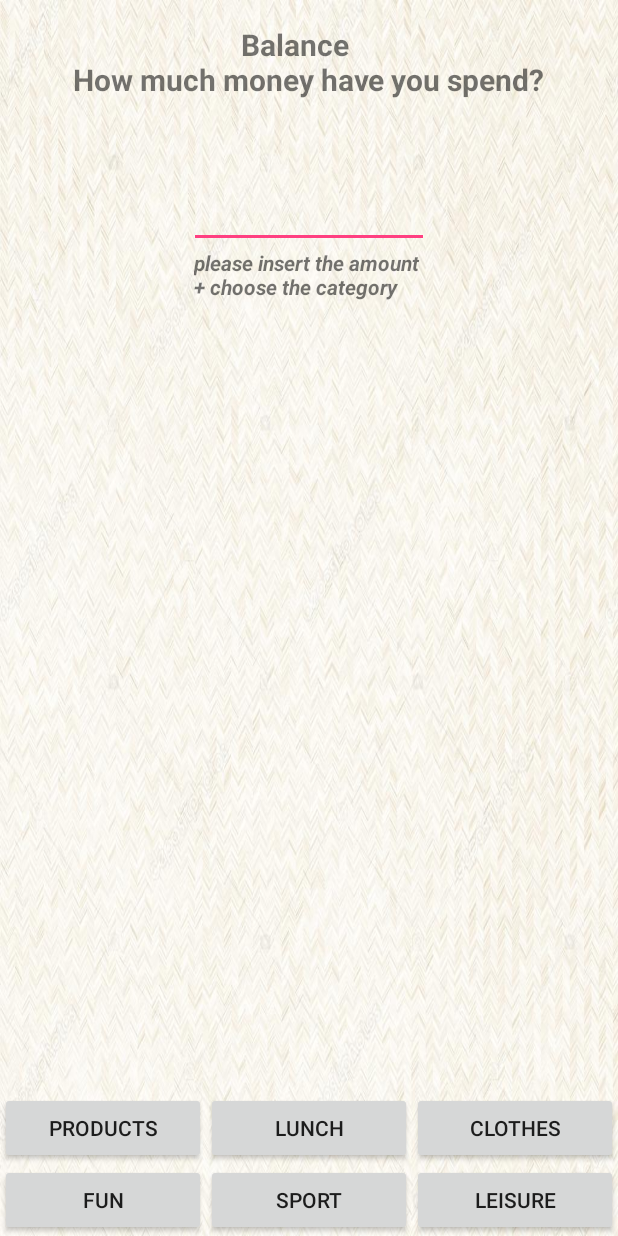
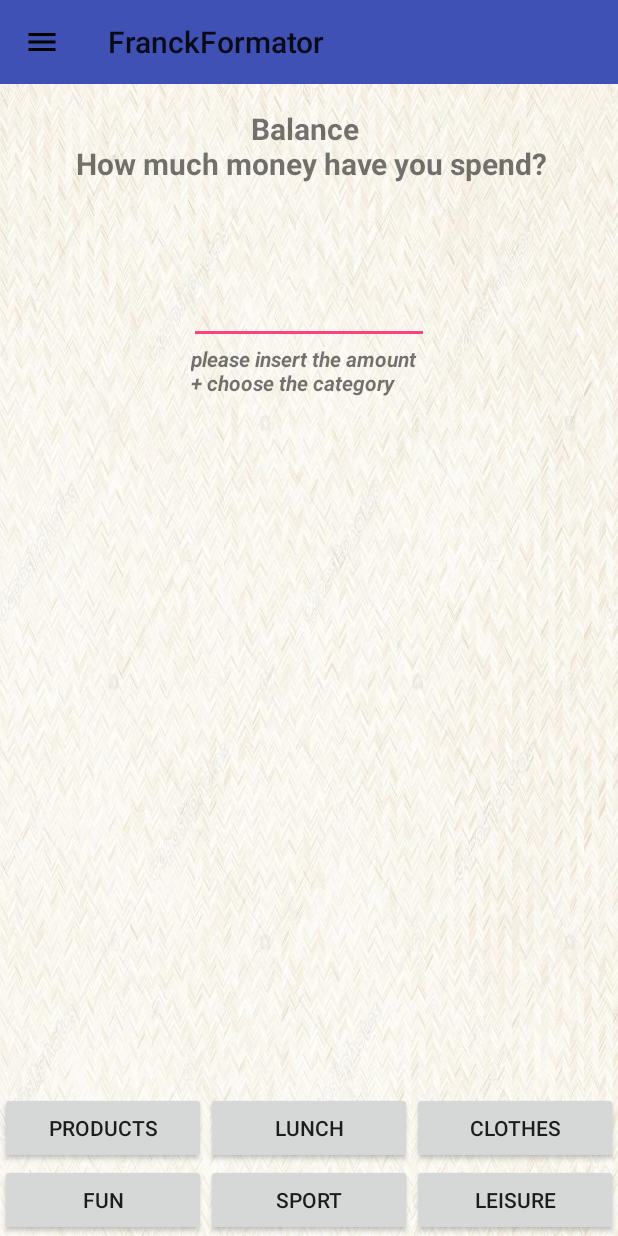
Before and after one commit to vlad7001/FranckFormator, an Android app: the SecondActivity screen opened directly, with no data from a screen before it, on a phone screen of 412 x 824 dp. Run offline under Robolectric (Android 15) with nearby library versions, the phone set to English and light mode, and no system bars.

Commit message:
add navigation drawer menu

```diff
--- a/app/src/main/java/com/example/vlad/franckformator/SecondActivity.java
+++ b/app/src/main/java/com/example/vlad/franckformator/SecondActivity.java
@@ -1,54 +1,88 @@
 package com.example.vlad.franckformator;
 
-import android.app.Activity;
 import android.os.Bundle;
-import android.os.PersistableBundle;
-import android.support.annotation.Nullable;
-import android.view.Menu;
+import android.support.design.widget.NavigationView;
+import android.support.v4.view.GravityCompat;
+import android.support.v4.widget.DrawerLayout;
+import android.support.v7.app.ActionBar;
+import android.support.v7.app.AppCompatActivity;
+import android.support.v7.widget.Toolbar;
 import android.view.MenuItem;
-import android.widget.Toast;
 
-//import android.view.Menu;
+public class SecondActivity extends AppCompatActivity {
 
-//import static com.example.vlad.franckformator.R.menu.menu_items;
+    private DrawerLayout mDrawerLayout;
 
-public class SecondActivity extends Activity {
 
     @Override
     protected void onCreate(Bundle savedInstanceState) {
         super.onCreate(savedInstanceState);
         setContentView(R.layout.spending);
+        mDrawerLayout = findViewById(R.id.drawer_layout);
+
+        Toolbar toolbar = findViewById(R.id.toolbar);
+        setSupportActionBar(toolbar);
+
+        ActionBar actionbar = getSupportActionBar();
+        actionbar.setDisplayHomeAsUpEnabled(true);
+        actionbar.setHomeAsUpIndicator(R.drawable.ic_menu_black_24dp);
+
+        NavigationView navigationView = findViewById(R.id.nav_view);
+        navigationView.setNavigationItemSelectedListener(
+                new NavigationView.OnNavigationItemSelectedListener() {
+                    @Override
+                    public boolean onNavigationItemSelected(MenuItem menuItem) {
+                        // set item as selected to persist highlight
+                        menuItem.setChecked(true);
+                        // close drawer when item is tapped
+                        mDrawerLayout.closeDrawers();
+
+                        // Add code here to update the UI based on the item selected
+                        // For example, swap UI fragments here
+
+                        return true;
+                    }
+                });
+
 
     }
 
-   @Override
-    public boolean onCreateOptionsMenu (Menu menu) {
-        getMenuInflater().inflate(R.menu.menu_items, menu);
-        return true;
-   }
-
-   public void onAbout(MenuItem menuItem) {
-
-        Toast.makeText(this, "education", Toast.LENGTH_SHORT).show();
-
-   }
 
     @Override
     public boolean onOptionsItemSelected(MenuItem item) {
-
         switch (item.getItemId()) {
-
-           case R.id.settings:
-               Toast.makeText(this, "you've choosen settings", Toast.LENGTH_SHORT).show();
-               return true;
-
-           case R.id.about:
-               Toast.makeText(this, "you've choosen education", Toast.LENGTH_SHORT).show();
+            case android.R.id.home:
+                mDrawerLayout.openDrawer(GravityCompat.START);
                 return true;
         }
-
         return super.onOptionsItemSelected(item);
     }
+//    @Override
+//    public boolean onCreateOptionsMenu(Menu menu) {
+//        getMenuInflater().inflate(R.menu.menu_items, menu);
+//        return true;
+//    }
+
+//    public void onAbout(MenuItem menuItem) {
+//        Toast.makeText(this, "education", Toast.LENGTH_SHORT).show();
+//    }
+//
+//    @Override
+//    public boolean onOptionsItemSelected(MenuItem item) {
+//
+//        switch (item.getItemId()) {
+//
+//            case R.id.settings:
+//                Toast.makeText(this, "you've choosen settings", Toast.LENGTH_SHORT).show();
+//                return true;
+//
+//            case R.id.about:
+//                Toast.makeText(this, "you've choosen education", Toast.LENGTH_SHORT).show();
+//                return true;
+//        }
+//
+//        return super.onOptionsItemSelected(item);
+//    }
 }
 
 // TODO Add navigation drawer layout functionality here! (3 items and show toasts by clicking on items )
--- /dev/null
+++ b/app/src/main/res/drawable/ic_menu_black_24dp.xml
@@ -0,0 +1,9 @@
+<vector xmlns:android="http://schemas.android.com/apk/res/android"
+        android:width="24dp"
+        android:height="24dp"
+        android:viewportWidth="24.0"
+        android:viewportHeight="24.0">
+    <path
+        android:fillColor="#FF000000"
+        android:pathData="M3,18h18v-2L3,16v2zM3,13h18v-2L3,11v2zM3,6v2h18L21,6L3,6z"/>
+</vector>
--- a/app/src/main/res/layout/activity_login.xml
+++ b/app/src/main/res/layout/activity_login.xml
@@ -6,7 +6,6 @@
     android:layout_height="match_parent"
     android:background="@drawable/whiteee"
     tools:context="com.example.vlad.franckformator.LoginActivity"
-
     >
 
     <Button
--- a/app/src/main/res/layout/spending.xml
+++ b/app/src/main/res/layout/spending.xml
@@ -1,30 +1,39 @@
-<?xml version="1.0" encoding="utf-8"?>
-
-<!--TODO Add Drawer layout here-->
-<!--TODO Add Button OKAY in this layout-->
+<android.support.v4.widget.DrawerLayout xmlns:android="http://schemas.android.com/apk/res/android"
+    xmlns:app="http://schemas.android.com/apk/res-auto"
+    android:id="@+id/drawer_layout"
+    android:layout_width="match_parent"
+    android:layout_height="match_parent"
+    android:fitsSystemWindows="true">
 
     <RelativeLayout xmlns:android="http://schemas.android.com/apk/res/android"
-    xmlns:app="http://schemas.android.com/apk/res-auto"
         xmlns:tools="http://schemas.android.com/tools"
         android:layout_width="match_parent"
         android:layout_height="match_parent"
         android:background="@drawable/whiteee"
-    android:orientation="vertical">
+        android:orientation="vertical"
+        tools:context="com.example.vlad.franckformator.SecondActivity">
+
+
+        <android.support.v7.widget.Toolbar
+            android:id="@+id/toolbar"
+            android:layout_width="match_parent"
+            android:layout_height="?attr/actionBarSize"
+            android:background="?attr/colorPrimary"
+            android:theme="@style/ThemeOverlay.AppCompat.ActionBar" />
+
 
         <TextView
-        android:layout_centerHorizontal="true"
             android:id="@+id/tvBalance"
             android:layout_width="wrap_content"
             android:layout_height="wrap_content"
+            android:layout_below="@id/toolbar"
+            android:layout_centerHorizontal="true"
             android:layout_gravity="center"
-        android:layout_marginBottom="8dp"
-        android:layout_marginTop="16dp"
-        android:text="                        Balance
-        \nHow much money have you spend?"
-
-        android:textStyle="bold"
+            android:layout_margin="16dp"
+            android:gravity="center"
+            android:text="Balance \n How much money have you spend?"
             android:textSize="20sp"
-        />
+            android:textStyle="bold" />
 
         <EditText
             android:id="@+id/etCost"
@@ -34,24 +43,23 @@
             android:layout_centerHorizontal="true"
             android:layout_gravity="center"
             android:layout_marginTop="45dp"
+            android:autoSizeTextType="uniform"
             android:inputType="numberDecimal"
-        android:autoSizeTextType="uniform"
             android:minWidth="160dp" />
 
         <LinearLayout
+            android:id="@+id/linearLayout"
             android:layout_width="match_parent"
             android:layout_height="wrap_content"
             android:layout_above="@+id/bottomContainer"
-        android:orientation="horizontal"
-        android:id="@+id/linearLayout">
+            android:orientation="horizontal">
 
             <Button
                 android:id="@+id/button2"
                 android:layout_width="0dp"
                 android:layout_height="wrap_content"
                 android:layout_weight="1"
-            android:text="Products"
-            />
+                android:text="Products" />
 
             <Button
                 android:id="@+id/button3"
@@ -65,8 +73,7 @@
                 android:layout_width="0dp"
                 android:layout_height="wrap_content"
                 android:layout_weight="1"
-            android:text="Clothes"
-            />
+                android:text="Clothes" />
         </LinearLayout>
 
         <LinearLayout
@@ -103,21 +110,19 @@
             android:id="@+id/textView2"
             android:layout_width="wrap_content"
             android:layout_height="wrap_content"
-        android:layout_alignEnd="@+id/etCost"
             android:layout_below="@+id/etCost"
+            android:layout_centerHorizontal="true"
             android:text="please insert the amount  \n+ choose the category"
             android:textStyle="italic|bold" />
 
-
-
-    <!--<Button-->
-    <!--android:id="@+id/btnProducts"-->
-    <!--android:layout_width="wrap_content"-->
-    <!--android:layout_height="wrap_content"-->
-    <!--android:text="Products"-->
-    <!--android:background="@drawable/whitewall"-->
-    <!--app:layout_constraintLeft_toLeftOf="parent"-->
-    <!--tools:layout_editor_absoluteY="343dp" />-->
-
-
     </RelativeLayout>
+    <!-- Container for contents of drawer - use NavigationView to make configuration easier -->
+    <android.support.design.widget.NavigationView
+        android:id="@+id/nav_view"
+        android:layout_width="wrap_content"
+        android:layout_height="match_parent"
+        android:layout_gravity="start"
+        android:fitsSystemWindows="true"
+        app:headerLayout="@layout/nav_header"
+        app:menu="@menu/menu_items"/>
+</android.support.v4.widget.DrawerLayout>
--- a/app/src/main/res/menu/menu_items.xml
+++ b/app/src/main/res/menu/menu_items.xml
@@ -1,17 +1,11 @@
 <?xml version="1.0" encoding="utf-8"?>
-<menu xmlns:android="http://schemas.android.com/apk/res/android"
-    xmlns:app="http://schemas.android.com/apk/res-auto">
-
-    <item
-        android:id="@+id/settings"
-        android:orderInCategory="1"
-        android:title="@string/item_settings"
-        app:showAsAction="always" />
-    <item
-        android:id="@+id/about"
-        android:orderInCategory="1"
-        android:title="@string/item_about"
-        app:showAsAction="always"
-        android:onClick="onAbout"/>
-
+<menu xmlns:android="http://schemas.android.com/apk/res/android">
+    <group android:checkableBehavior="single">
+        <item
+            android:id="@+id/settings"
+            android:title="@string/item_settings" />
+        <item
+            android:id="@+id/about"
+            android:title="@string/item_about" />
+    </group>
 </menu>
--- a/app/src/main/res/values/styles.xml
+++ b/app/src/main/res/values/styles.xml
@@ -1,7 +1,7 @@
 <resources>
 
     <!-- Base application theme. -->
-    <style name="AppTheme" parent="Theme.AppCompat.Light.DarkActionBar">
+    <style name="AppTheme" parent="Theme.AppCompat.Light.NoActionBar">
         <!-- Customize your theme here. -->
         <item name="colorPrimary">@color/colorPrimary</item>
         <item name="colorPrimaryDark">@color/colorPrimaryDark</item>
```
Also changed, not shown: app/build.gradle (+4 -5 lines), app/src/main/AndroidManifest.xml (+5 -4 lines), app/src/main/java/com/example/vlad/franckformator/LoginActivity.java (+11 -11 lines), app/src/main/res/layout/nav_header.xml (added, +17 -0 lines), app/src/main/res/drawable/vlad_avatar.png (added). Lines whose indentation alone changed are shown as unchanged.
